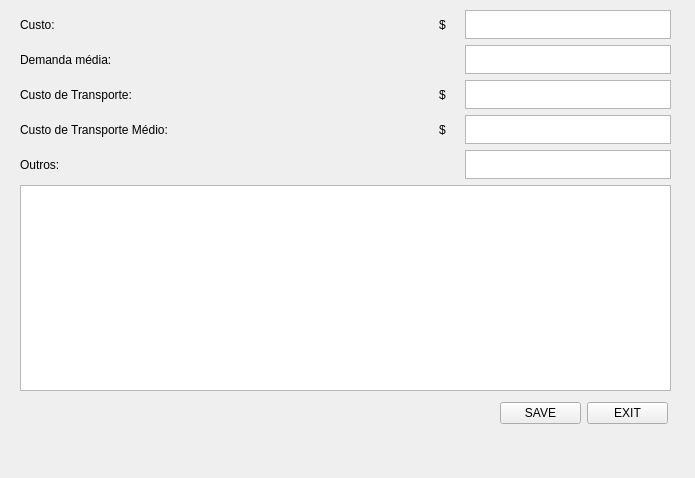
tulioliveira/trabalho-cplex, file solutionWindow.ui: the form before one commit.
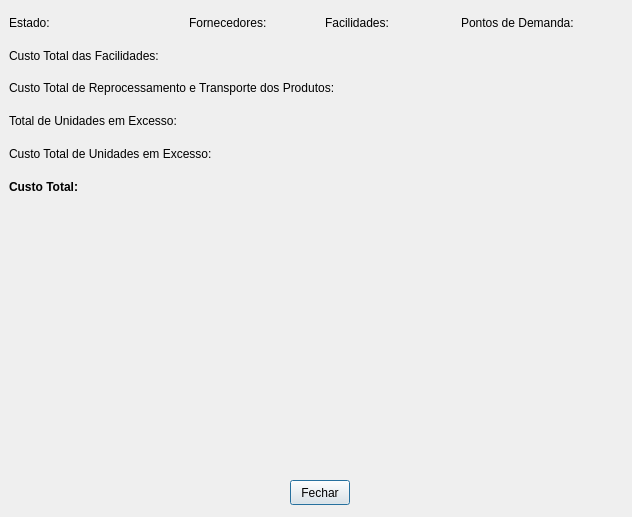
The form after the commit.

Patch:
```diff
--- a/solutionWindow.ui
+++ b/solutionWindow.ui
@@ -1,60 +1,125 @@
 <?xml version="1.0" encoding="UTF-8"?>
 <ui version="4.0">
  <class>solutionWindow</class>
- <widget class="QMainWindow" name="solutionWindow">
+ <widget class="QDialog" name="solutionWindow">
   <property name="geometry">
    <rect>
     <x>0</x>
     <y>0</y>
-    <width>695</width>
-    <height>478</height>
+    <width>632</width>
+    <height>517</height>
    </rect>
   </property>
   <property name="windowTitle">
    <string>MainWindow</string>
   </property>
-  <widget class="QWidget" name="centralwidget">
-   <widget class="QWidget" name="layoutWidget">
+  <widget class="QWidget" name="verticalLayoutWidget">
     <property name="geometry">
      <rect>
-      <x>20</x>
-      <y>10</y>
-      <width>651</width>
-      <height>381</height>
-     </rect>
-    </property>
-    <layout class="QVBoxLayout" name="verticalLayout_2">
-     <item>
+     <x>9</x>
+     <y>9</y>
+     <width>611</width>
+     <height>191</height>
+    </rect>
+   </property>
       <layout class="QVBoxLayout" name="verticalLayout">
+    <item>
+     <layout class="QHBoxLayout" name="horizontalLayout_6">
+      <item>
+       <widget class="QLabel" name="label_11">
+        <property name="text">
+         <string>Estado:</string>
+        </property>
+       </widget>
+      </item>
+      <item>
+       <widget class="QLabel" name="labelStateName">
+        <property name="text">
+         <string/>
+        </property>
+       </widget>
+      </item>
+      <item>
+       <widget class="QLabel" name="labelSupplyPoints">
+        <property name="text">
+         <string>Fornecedores:</string>
+        </property>
+       </widget>
+      </item>
+      <item>
+       <widget class="QLabel" name="labelSupplyPointsCount">
+        <property name="maximumSize">
+         <size>
+          <width>40</width>
+          <height>30</height>
+         </size>
+        </property>
+        <property name="text">
+         <string/>
+        </property>
+       </widget>
+      </item>
+      <item>
+       <widget class="QLabel" name="labelFacilities">
+        <property name="text">
+         <string>Facilidades:</string>
+        </property>
+       </widget>
+      </item>
+      <item>
+       <widget class="QLabel" name="labelFacilitiesCount">
+        <property name="maximumSize">
+         <size>
+          <width>40</width>
+          <height>30</height>
+         </size>
+        </property>
+        <property name="text">
+         <string/>
+        </property>
+       </widget>
+      </item>
+      <item>
+       <widget class="QLabel" name="labelDemandPoints">
+        <property name="text">
+         <string>Pontos de Demanda:</string>
+        </property>
+       </widget>
+      </item>
+      <item>
+       <widget class="QLabel" name="labelDemandPointsCount">
+        <property name="maximumSize">
+         <size>
+          <width>40</width>
+          <height>30</height>
+         </size>
+        </property>
+        <property name="text">
+         <string/>
+        </property>
+       </widget>
+      </item>
+     </layout>
+    </item>
        <item>
         <layout class="QHBoxLayout" name="horizontalLayout">
          <item>
-          <widget class="QLabel" name="label_5">
+       <widget class="QLabel" name="label">
            <property name="text">
-            <string>Custo:</string>
+         <string>Custo Total das Facilidades: </string>
            </property>
           </widget>
          </item>
          <item>
-          <widget class="QLabel" name="label_6">
+       <widget class="QLabel" name="labelTotalFacilitiesCost">
            <property name="maximumSize">
             <size>
-             <width>20</width>
-             <height>16777215</height>
+          <width>250</width>
+          <height>30</height>
             </size>
            </property>
            <property name="text">
-            <string>$</string>
-           </property>
-          </widget>
-         </item>
-         <item>
-          <widget class="QTextBrowser" name="costResult">
-           <property name="maximumSize">
-            <size>
-             <width>206</width>
-             <height>29</height>
-            </size>
+         <string/>
            </property>
           </widget>
          </item>
@@ -63,20 +128,29 @@
        <item>
         <layout class="QHBoxLayout" name="horizontalLayout_2">
          <item>
-          <widget class="QLabel" name="label_4">
+       <widget class="QLabel" name="label_3">
+        <property name="maximumSize">
+         <size>
+          <width>500</width>
+          <height>30</height>
+         </size>
+        </property>
            <property name="text">
-            <string>Demanda média:</string>
+         <string>Custo Total de Reprocessamento e Transporte dos Produtos: </string>
            </property>
           </widget>
          </item>
          <item>
-          <widget class="QTextBrowser" name="demandResult">
+       <widget class="QLabel" name="labelTotalProductsCost">
            <property name="maximumSize">
             <size>
-             <width>206</width>
-             <height>29</height>
-            </size>
-           </property>
+          <width>250</width>
+          <height>30</height>
+         </size>
+        </property>
+        <property name="text">
+         <string/>
+        </property>
           </widget>
          </item>
         </layout>
@@ -84,9 +158,9 @@
        <item>
         <layout class="QHBoxLayout" name="horizontalLayout_3">
          <item>
-          <widget class="QLabel" name="label">
+       <widget class="QLabel" name="label_4">
            <property name="text">
-            <string>Custo de Transporte:</string>
+         <string>Total de Unidades em Excesso:</string>
            </property>
           </widget>
          </item>
@@ -94,22 +168,12 @@
           <widget class="QLabel" name="label_8">
            <property name="maximumSize">
             <size>
-             <width>20</width>
-             <height>16777215</height>
+          <width>250</width>
+          <height>30</height>
             </size>
            </property>
            <property name="text">
-            <string>$</string>
-           </property>
-          </widget>
-         </item>
-         <item>
-          <widget class="QTextBrowser" name="trasportCost">
-           <property name="maximumSize">
-            <size>
-             <width>206</width>
-             <height>29</height>
-            </size>
+         <string/>
            </property>
           </widget>
          </item>
@@ -118,9 +182,9 @@
        <item>
         <layout class="QHBoxLayout" name="horizontalLayout_4">
          <item>
-          <widget class="QLabel" name="label_2">
+       <widget class="QLabel" name="label_5">
            <property name="text">
-            <string>Custo de Transporte Médio:</string>
+         <string>Custo Total de Unidades em Excesso:</string>
            </property>
           </widget>
          </item>
@@ -128,22 +192,12 @@
           <widget class="QLabel" name="label_9">
            <property name="maximumSize">
             <size>
-             <width>20</width>
-             <height>16777215</height>
+          <width>250</width>
+          <height>30</height>
             </size>
            </property>
            <property name="text">
-            <string>$</string>
-           </property>
-          </widget>
-         </item>
-         <item>
-          <widget class="QTextBrowser" name="mediumTransportCost">
-           <property name="maximumSize">
-            <size>
-             <width>206</width>
-             <height>29</height>
-            </size>
+         <string/>
            </property>
           </widget>
          </item>
@@ -152,57 +206,73 @@
        <item>
         <layout class="QHBoxLayout" name="horizontalLayout_5">
          <item>
-          <widget class="QLabel" name="label_3">
+       <widget class="QLabel" name="label_6">
+        <property name="font">
+         <font>
+          <weight>75</weight>
+          <bold>true</bold>
+         </font>
+        </property>
            <property name="text">
-            <string>Outros:</string>
+         <string>Custo Total:</string>
            </property>
           </widget>
          </item>
          <item>
-          <widget class="QTextBrowser" name="others">
+       <widget class="QLabel" name="labelTotalCost">
            <property name="maximumSize">
             <size>
-             <width>206</width>
-             <height>29</height>
-            </size>
-           </property>
-          </widget>
-         </item>
-        </layout>
-       </item>
-      </layout>
-     </item>
-     <item>
-      <widget class="QGraphicsView" name="graphicsView"/>
-     </item>
-    </layout>
-   </widget>
-   <widget class="QWidget" name="layoutWidget">
-    <property name="geometry">
-     <rect>
-      <x>500</x>
-      <y>400</y>
-      <width>168</width>
-      <height>27</height>
-     </rect>
-    </property>
-    <layout class="QHBoxLayout" name="horizontalLayout_6">
-     <item>
-      <widget class="QPushButton" name="saveLabel">
+          <width>250</width>
+          <height>30</height>
+         </size>
+        </property>
+        <property name="font">
+         <font>
+          <weight>75</weight>
+          <bold>true</bold>
+         </font>
+        </property>
        <property name="text">
-        <string>SAVE</string>
+         <string/>
        </property>
       </widget>
      </item>
-     <item>
+     </layout>
+    </item>
+   </layout>
+  </widget>
       <widget class="QPushButton" name="exitButton">
+   <property name="geometry">
+    <rect>
+     <x>290</x>
+     <y>480</y>
+     <width>60</width>
+     <height>25</height>
+    </rect>
+   </property>
+   <property name="maximumSize">
+    <size>
+     <width>60</width>
+     <height>25</height>
+    </size>
+   </property>
+   <property name="layoutDirection">
+    <enum>Qt::LeftToRight</enum>
+   </property>
        <property name="text">
-        <string>EXIT</string>
-       </property>
-      </widget>
-     </item>
-    </layout>
-   </widget>
+    <string>Fechar</string>
+   </property>
+  </widget>
+  <widget class="QWidget" name="verticalLayoutWidget_3">
+   <property name="geometry">
+    <rect>
+     <x>10</x>
+     <y>210</y>
+     <width>611</width>
+     <height>261</height>
+    </rect>
+   </property>
+   <layout class="QVBoxLayout" name="layoutMap"/>
   </widget>
  </widget>
  <resources/>
```
Left out of the diff: 6 changed lines with no effect on the pictures. Lines whose indentation alone changed are shown as unchanged.
